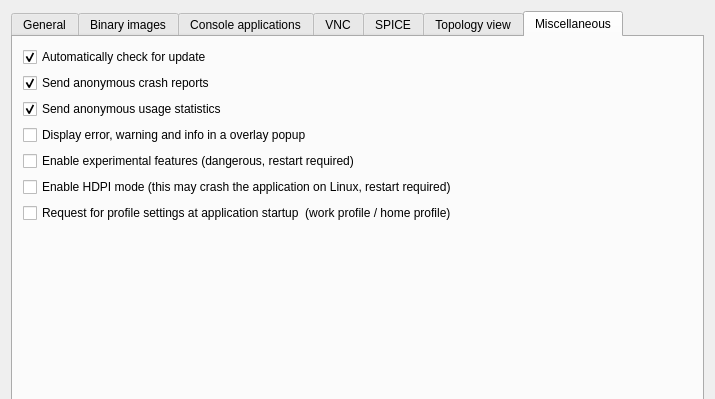
Qt form gns3/ui/general_preferences_page.ui (GNS3/gns3-gui) before a commit; both pictures show x 0 to 715 and y 0 to 399 of the 715 by 644 pixel window.
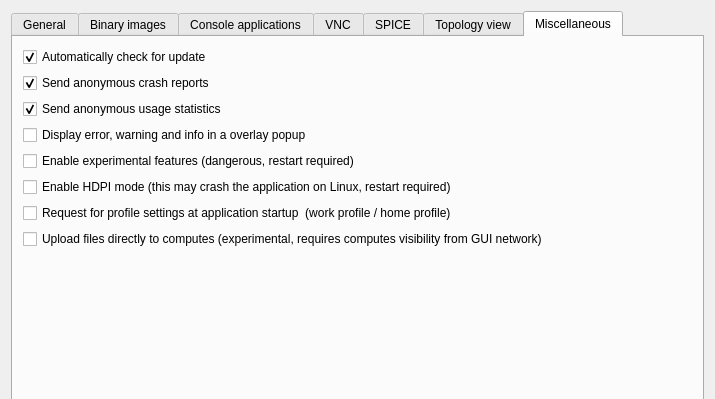
The same form after that commit. The open tabs and pages were chosen to show the change.

Commit message: Direct file upload settings

```diff
--- a/gns3/ui/general_preferences_page.ui
+++ b/gns3/ui/general_preferences_page.ui
@@ -895,6 +895,13 @@
          </property>
         </widget>
        </item>
+       <item>
+        <widget class="QCheckBox" name="uiDirectFileUpload">
+         <property name="text">
+          <string>Upload files directly to computes (experimental, requires computes visibility from GUI network)</string>
+         </property>
+        </widget>
+       </item>
        <item>
         <spacer name="verticalSpacer">
          <property name="orientation">
```
The commit also changes 5 other files.
